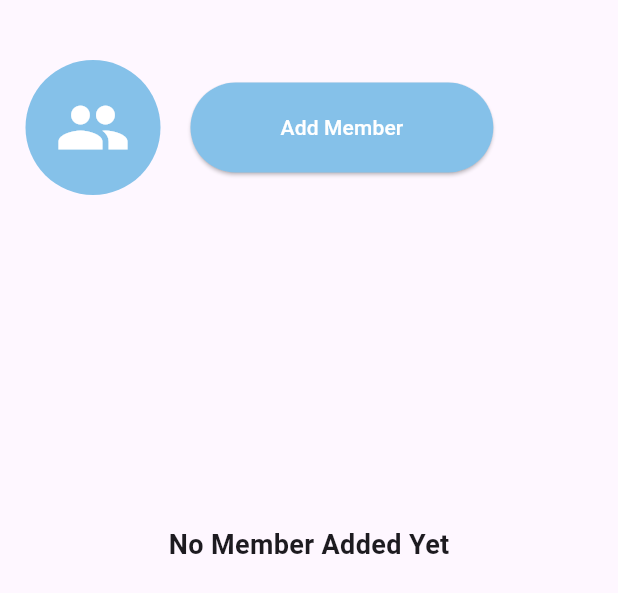
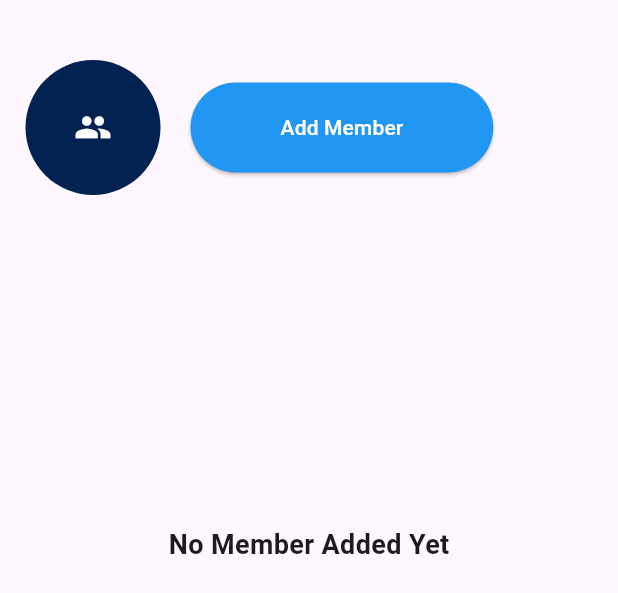
Before and after one commit to Efamamo/flutter-2024-proj-votesphere, a Flutter app: the MemberPage widget shown alone on an empty page, opened directly, on a phone screen of 412 x 824 dp. Shown: the top 593 px of the screen. Run offline on Flutter 3.47's test engine with Material 3 defaults, Android fonts, the phone set to English and light mode, and no system bars; our stand-ins replace animated_text_kit.

Commit message:
members page styled

```diff
--- a/vote_sphere/lib/presentation/screens/member.dart
+++ b/vote_sphere/lib/presentation/screens/member.dart
@@ -1,31 +1,23 @@
 import 'package:flutter/material.dart';
 
 void main() {
-  runApp(MyApp());
+  runApp(Members());
 }
 
-class MyApp extends StatelessWidget {
+class Members extends StatelessWidget {
   @override
   Widget build(BuildContext context) {
-    return MaterialApp(
-      debugShowCheckedModeBanner: false,
-      home: Scaffold(
+    return Scaffold(
       appBar: AppBar(
-          backgroundColor: Color(0xFF85C1E9),
+        backgroundColor: const Color.fromARGB(255, 2, 34, 82),
         title: Text(
           'Members',
           style: TextStyle(color: Colors.white, fontWeight: FontWeight.bold),
         ),
+        iconTheme: IconThemeData(color: Colors.white),
         centerTitle: true,
-          leading: IconButton(
-            icon: Icon(Icons.arrow_back),
-            onPressed: () {
-              // Add functionality to navigate back if needed
-            },
-          ),
       ),
       body: MemberPage(),
-      ),
     );
   }
 }
@@ -69,12 +61,14 @@ class _MemberPageState extends State<MemberPage> {
   @override
   Widget build(BuildContext context) {
     return Padding(
-      padding: const EdgeInsets.symmetric(horizontal: 10.0), // Added x-direction padding
+      padding: const EdgeInsets.symmetric(
+          horizontal: 10.0), // Added x-direction padding
       child: Column(
         mainAxisAlignment: MainAxisAlignment.center,
         children: [
           SizedBox(height: 20),
-          if (_errorMessage.isNotEmpty) // Display error message if it's not empty
+          if (_errorMessage
+              .isNotEmpty) // Display error message if it's not empty
             Text(
               _errorMessage,
               style: TextStyle(color: Colors.red, fontSize: 18),
@@ -83,11 +77,14 @@ class _MemberPageState extends State<MemberPage> {
           Row(
             mainAxisAlignment: MainAxisAlignment.center,
             children: [
-              SizedBox(width: 7), // Added padding to the left of the circular avatar
+              SizedBox(
+                  width: 7), // Added padding to the left of the circular avatar
               CircleAvatar(
                 radius: 45,
-                backgroundColor: Color(0xFF85C1E9),
-                child: Icon(Icons.people, size: 50, color: Colors.white), // Changed the icon to 'people'
+                backgroundColor: Color.fromARGB(255, 2, 34, 82),
+                child: Icon(Icons.people,
+                    size: 25,
+                    color: Colors.white), // Changed the icon to 'people'
               ),
               SizedBox(width: 20),
               Expanded(
@@ -105,12 +102,16 @@ class _MemberPageState extends State<MemberPage> {
                                   controller: _usernameController,
                                   decoration: InputDecoration(
                                     labelText: 'Enter Username',
-                              labelStyle: TextStyle(color: Colors.black), // Text color
+                                    labelStyle: TextStyle(
+                                        color: Colors.black), // Text color
                                     border: OutlineInputBorder(
-                                borderSide: BorderSide(color: Color(0xFF85C1E9)), // Border color
+                                      borderSide: BorderSide(
+                                          color: Colors.blue), // Border color
                                     ),
                                     focusedBorder: OutlineInputBorder(
-                                borderSide: BorderSide(color: Color(0xFF85C1E9)), // Focused border color
+                                      borderSide: BorderSide(
+                                          color: Colors
+                                              .blue), // Focused border color
                                     ),
                                   ),
                                   validator: (value) {
@@ -120,32 +121,42 @@ class _MemberPageState extends State<MemberPage> {
                                     return null;
                                   },
                                 ),
-
                                 SizedBox(height: 10),
                                 Row(
-                            mainAxisAlignment: MainAxisAlignment.spaceBetween,
+                                  mainAxisAlignment: MainAxisAlignment.center,
                                   children: [
                                     ElevatedButton(
                                       onPressed: addMember,
                                       style: ElevatedButton.styleFrom(
-                                  backgroundColor: Color(0xFF85C1E9),
-                                  padding: EdgeInsets.symmetric(horizontal: 50, vertical: 20),
+                                        backgroundColor: Colors.blue,
+                                        padding: EdgeInsets.symmetric(
+                                            horizontal: 50, vertical: 20),
                                         shape: RoundedRectangleBorder(
-                                    borderRadius: BorderRadius.circular(30), // Increased the border radius
+                                          borderRadius: BorderRadius.circular(
+                                              30), // Increased the border radius
                                         ),
                                       ),
-                                child: Text('Add', style: TextStyle(color: Colors.white)),
+                                      child: Text('Add',
+                                          style:
+                                              TextStyle(color: Colors.white)),
+                                    ),
+                                    SizedBox(
+                                      width: 10,
                                     ),
                                     ElevatedButton(
                                       onPressed: toggleFormVisibility,
                                       style: ElevatedButton.styleFrom(
-                                  backgroundColor: Color(0xFF85C1E9),
-                                  padding: EdgeInsets.symmetric(horizontal: 50, vertical: 20),
+                                        backgroundColor: Colors.red,
+                                        padding: EdgeInsets.symmetric(
+                                            horizontal: 50, vertical: 20),
                                         shape: RoundedRectangleBorder(
-                                    borderRadius: BorderRadius.circular(30), // Increased the border radius
+                                          borderRadius: BorderRadius.circular(
+                                              30), // Increased the border radius
                                         ),
                                       ),
-                                child: Text('Back', style: TextStyle(color: Colors.white)),
+                                      child: Text('Back',
+                                          style:
+                                              TextStyle(color: Colors.white)),
                                     ),
                                   ],
                                 ),
@@ -155,13 +166,16 @@ class _MemberPageState extends State<MemberPage> {
                         : ElevatedButton(
                             onPressed: toggleFormVisibility,
                             style: ElevatedButton.styleFrom(
-                        backgroundColor: Color(0xFF85C1E9),
-                        padding: EdgeInsets.symmetric(horizontal: 60, vertical: 20),
+                              backgroundColor: Colors.blue[500],
+                              padding: EdgeInsets.symmetric(
+                                  horizontal: 60, vertical: 20),
                               shape: RoundedRectangleBorder(
-                          borderRadius: BorderRadius.circular(30), // Increased the border radius
+                                borderRadius: BorderRadius.circular(
+                                    30), // Increased the border radius
                               ),
                             ),
-                      child: Text('Add Member', style: TextStyle(color: Colors.white)),
+                            child: Text('Add Member',
+                                style: TextStyle(color: Colors.white)),
                           ),
                   ),
                 ),
@@ -176,11 +190,10 @@ class _MemberPageState extends State<MemberPage> {
                 alignment: Alignment.center,
                 child: Text(
                   'No Member Added Yet',
-                  style: TextStyle(fontSize: 18, fontWeight:FontWeight.bold ),
+                  style: TextStyle(fontSize: 18, fontWeight: FontWeight.bold),
                 ),
               ),
             ),
-
           Expanded(
             child: ListView.builder(
               itemCount: _members.length,
@@ -202,7 +215,8 @@ class MemberListItem extends StatelessWidget {
   final String name;
   final VoidCallback onDelete;
 
-  const MemberListItem({Key? key, required this.name, required this.onDelete}) : super(key: key);
+  const MemberListItem({Key? key, required this.name, required this.onDelete})
+      : super(key: key);
 
   @override
   Widget build(BuildContext context) {
@@ -218,9 +232,10 @@ class MemberListItem extends StatelessWidget {
             children: [
               Row(
                 children: [
-                  Icon(Icons.person, color: Color(0xFF85C1E9)),
+                  Icon(Icons.person, color: Color.fromARGB(255, 2, 34, 82)),
                   SizedBox(width: 10),
-                  Text(name, style: TextStyle(fontSize: 16, color: Color(0xFF85C1E9))),
+                  Text(name,
+                      style: TextStyle(fontSize: 16, color: Colors.black)),
                 ],
               ),
               IconButton(
```
Lines whose indentation alone changed are shown as unchanged.
